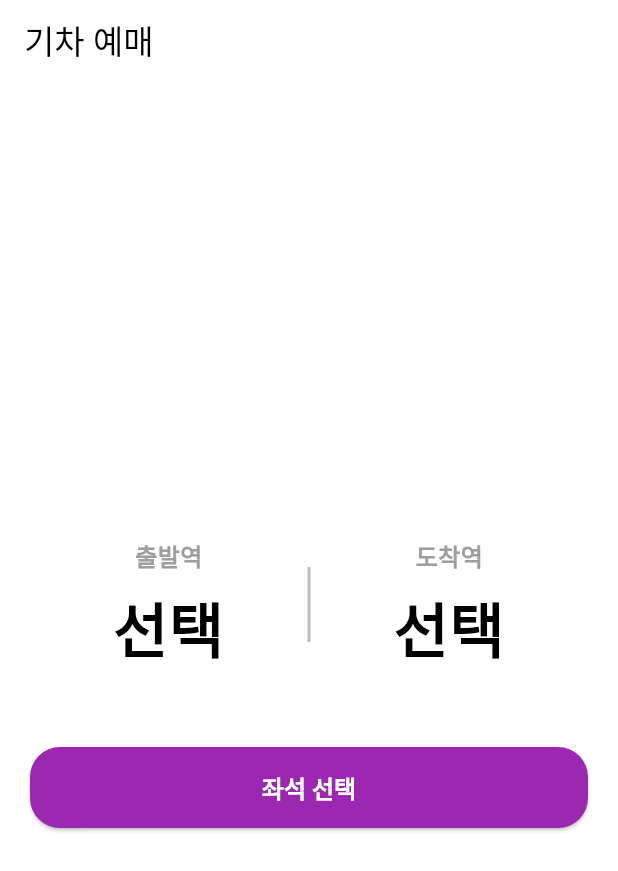
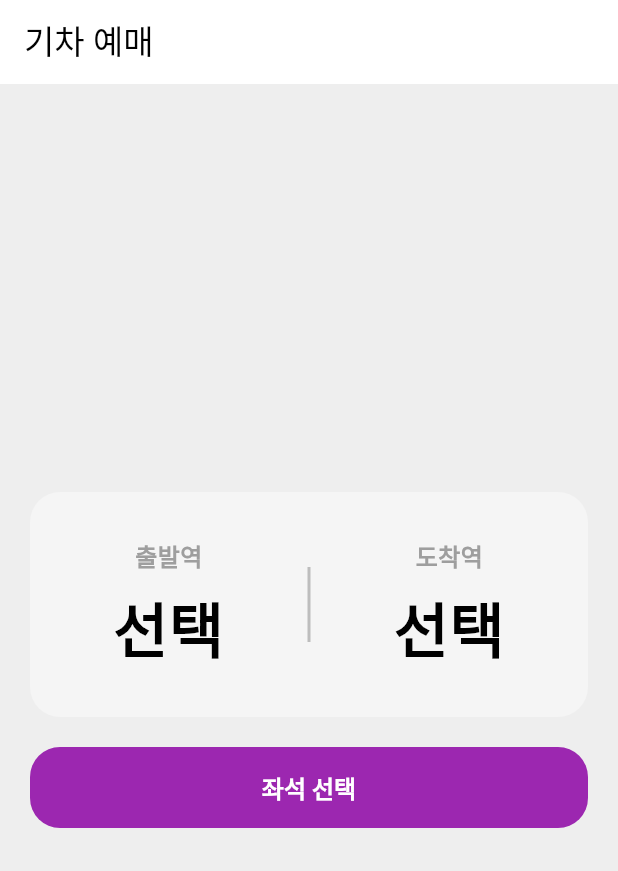
Before and after one commit to JinseongMOK/Flutter_Train_App, a Flutter app: the screen it shows after launch, on a phone screen of 412 x 824 dp. Shown: the top 871 px of the screen. Run offline on Flutter 3.47's test engine with Material 3 defaults, Android fonts, the phone set to English and light mode, and no system bars.

Commit message:
필수 완성 및 도전 2(다크테마)완성

```diff
--- a/lib/main.dart
+++ b/lib/main.dart
@@ -1,4 +1,6 @@
 import 'package:flutter/material.dart';
+import 'package:flutter_train_app/screen/seat_page.dart';
+import 'package:flutter_train_app/screen/station_list_page.dart';
 import 'package:flutter_train_app/screen/home_screen.dart';
 import 'package:flutter_train_app/theme.dart';
 
@@ -13,9 +15,15 @@ class MyApp extends StatelessWidget {
   @override
   Widget build(BuildContext context) {
     return MaterialApp(
+      debugShowCheckedModeBanner: false,
       themeMode: ThemeMode.system,
       theme: lightTheme,
       darkTheme: dartTheme,
+      initialRoute: '/',
+      routes: {
+        '/Station_List_Page': (BuildContext context) => StationListPage(),
+        '/Seat_Page': (BuildContext context) => SeatPage(),
+      },
       home: HomeScreen(),
     );
   }
--- a/lib/screen/home_screen.dart
+++ b/lib/screen/home_screen.dart
@@ -17,7 +17,9 @@ class _HomeScreenState extends State<HomeScreen> {
       appBar: AppBar(
         title: Text('기차 예매'),
       ),
-      backgroundColor: Theme.of(context).scaffoldBackgroundColor,
+      backgroundColor: Theme.of(context).brightness == Brightness.light
+          ? Colors.grey[200]
+          : Theme.of(context).scaffoldBackgroundColor,
       body: Padding(
         padding: const EdgeInsets.symmetric(horizontal: 20),
         child: Center(
@@ -25,7 +27,6 @@ class _HomeScreenState extends State<HomeScreen> {
             mainAxisAlignment: MainAxisAlignment.center,
             crossAxisAlignment: CrossAxisAlignment.stretch,
             children: [
-              // 출발 도착역 선택
               Container(
                 height: 150,
                 decoration: BoxDecoration(
@@ -57,12 +58,19 @@ class _HomeScreenState extends State<HomeScreen> {
               SizedBox(height: 20),
               ElevatedButton(
                 style: ElevatedButton.styleFrom(
-                  shape: RoundedRectangleBorder(
-                    borderRadius: BorderRadius.circular(20),
-                  ),
                   padding: const EdgeInsets.symmetric(vertical: 15),
                 ),
-                onPressed: () {},
+                onPressed: (startStation == '선택' || endStation == '선택')
+                    ? null // 출발역과 도착역이 선택되지 않으면 비활성화
+                    : () {
+                        Navigator.of(context).pushNamed(
+                          '/Seat_Page',
+                          arguments: {
+                            'startStation': startStation,
+                            'endStation': endStation,
+                          },
+                        );
+                      },
                 child: Text(
                   '좌석 선택',
                   style: TextStyle(fontSize: 16),
@@ -94,13 +102,15 @@ class _HomeScreenState extends State<HomeScreen> {
             final result =
                 await Navigator.of(context).pushNamed('/Station_List_Page');
             if (result != null && result is String) {
-              setState(() {
-                if (startEnd == '출발역') {
-                  startStation = result;
-                } else if (startEnd == '도착역') {
-                  endStation = result;
-                }
-              });
+              setState(
+                () {
+                  if (startEnd == '출발역') {
+                    startStation = result;
+                  } else if (startEnd == '도착역') {
+                    endStation = result;
+                  }
+                },
+              );
             }
           },
           child: Text(
```
Also changed, not shown: lib/components/select_seat.dart (+30 -11 lines), lib/screen/seat_page.dart (+50 -2 lines), lib/screen/station_list_page.dart (+6 -1 lines).
